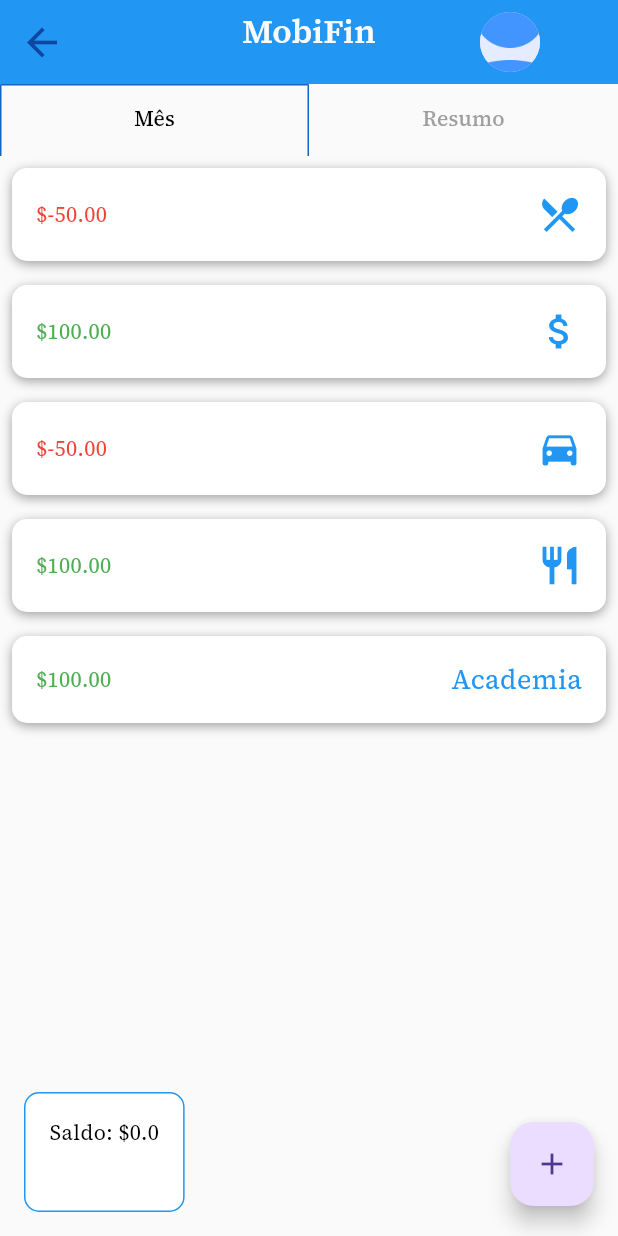
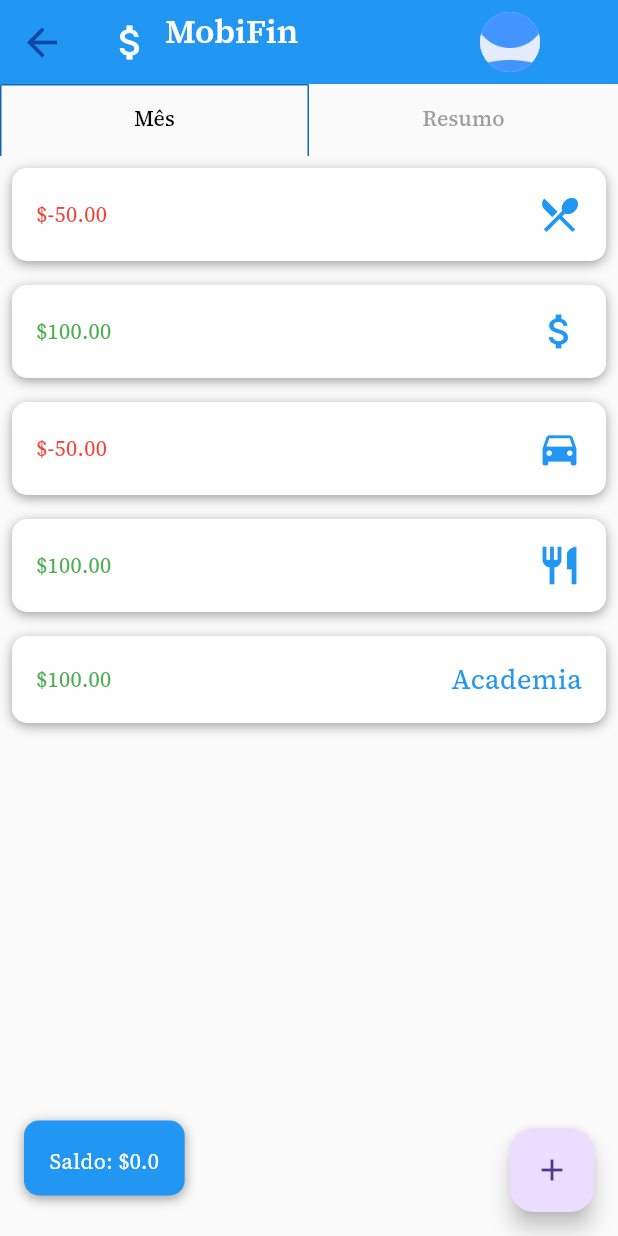
Before and after one commit to ronaque/Gastos, a Flutter app: the Home screen opened directly, on a phone screen of 412 x 824 dp. Run offline on Flutter 3.47's test engine with Material 3 defaults, Android fonts, the phone set to English and light mode, and no system bars; our stand-ins replace fl_chart, google_fonts, image_picker, shared_preferences, syncfusion_flutter_charts; accounts and stored records are empty.

Commit message:
Ajuste em Saldo e appbar

```diff
--- a/lib/main.dart
+++ b/lib/main.dart
@@ -106,12 +106,12 @@ class _HomeState extends State<Home> with SingleTickerProviderStateMixin {
         if (snapshot.hasData) {
           return Text(
             'Saldo: \$${snapshot.data}',
-            style: TextStyle(color: Colors.black),
+            style: TextStyle(color: Colors.white),
           );
         } else {
           return const Text(
             'Saldo: \$0.0',
-            style: TextStyle(color: Colors.black),
+            style: TextStyle(color: Colors.white),
           );
         }
       },
@@ -144,7 +144,22 @@ class _HomeState extends State<Home> with SingleTickerProviderStateMixin {
   Widget build(BuildContext context) {
     return Scaffold(
       appBar: AppBar(
-        title: Text('MobiFin'),
+        title: Row(
+          children: [
+            Icon(
+              Icons.attach_money,
+              color: Colors.white,
+            ),
+            SizedBox(
+                width: 8.0), // Adicione algum espaço entre o ícone e o texto
+            Text(
+              'MobiFin',
+              style: TextStyle(
+                color: Colors.white,
+              ),
+            ),
+          ],
+        ),
         actions: [
           IconButton(
             icon: image != null ? profileAvatar() : defaultAvatar(),
@@ -180,7 +195,7 @@ class _HomeState extends State<Home> with SingleTickerProviderStateMixin {
             children: [
               Container(
                 decoration: BoxDecoration(
-                  color: Colors.white,
+                  color: Colors.blue,
                   borderRadius: const BorderRadius.only(
                     topLeft: Radius.circular(10),
                     topRight: Radius.circular(10),
@@ -188,8 +203,16 @@ class _HomeState extends State<Home> with SingleTickerProviderStateMixin {
                     bottomRight: Radius.circular(10),
                   ),
                   border: Border.all(color: Colors.blue, width: 1.0),
+                  boxShadow: [
+                    BoxShadow(
+                      color: Colors.grey, // Cor da sombra
+                      offset: Offset(
+                          0, 2), // Deslocamento da sombra (eixo X, eixo Y)
+                      blurRadius: 6.0, // Raio de desfoque da sombra
+                    ),
+                  ],
                 ),
-                height: 80.0,
+                height: 50.0,
                 //width: 200.0,
                 margin: EdgeInsets.only(left: 16.0, bottom: 16),
                 padding: EdgeInsets.all(16.0),
```
